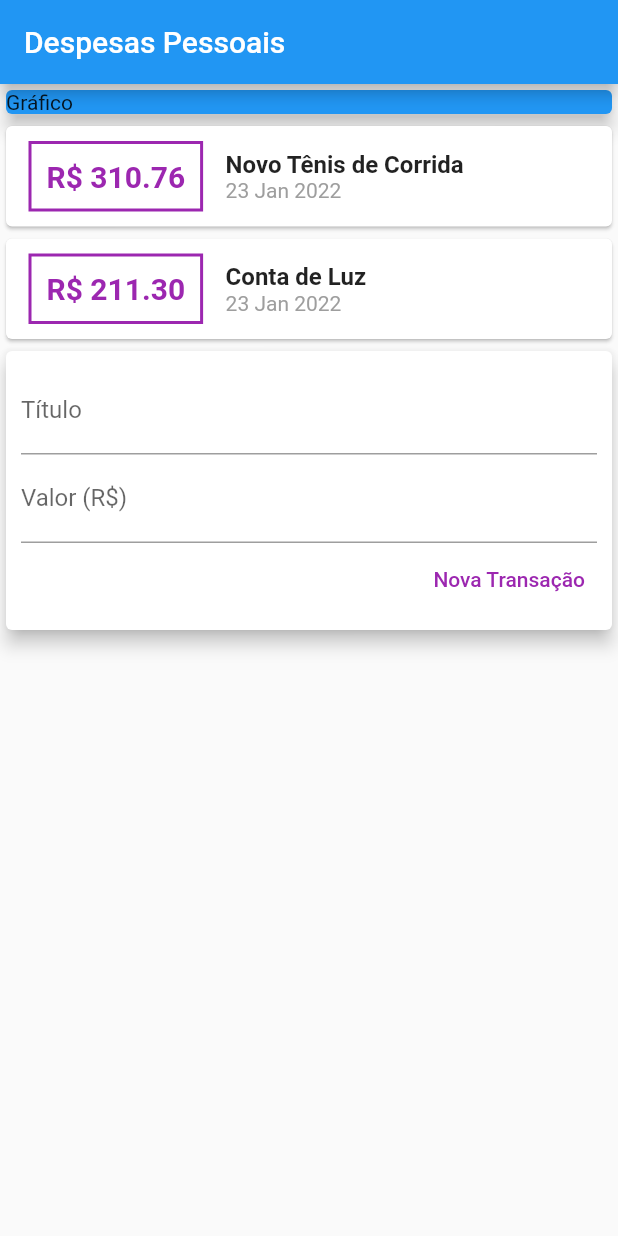
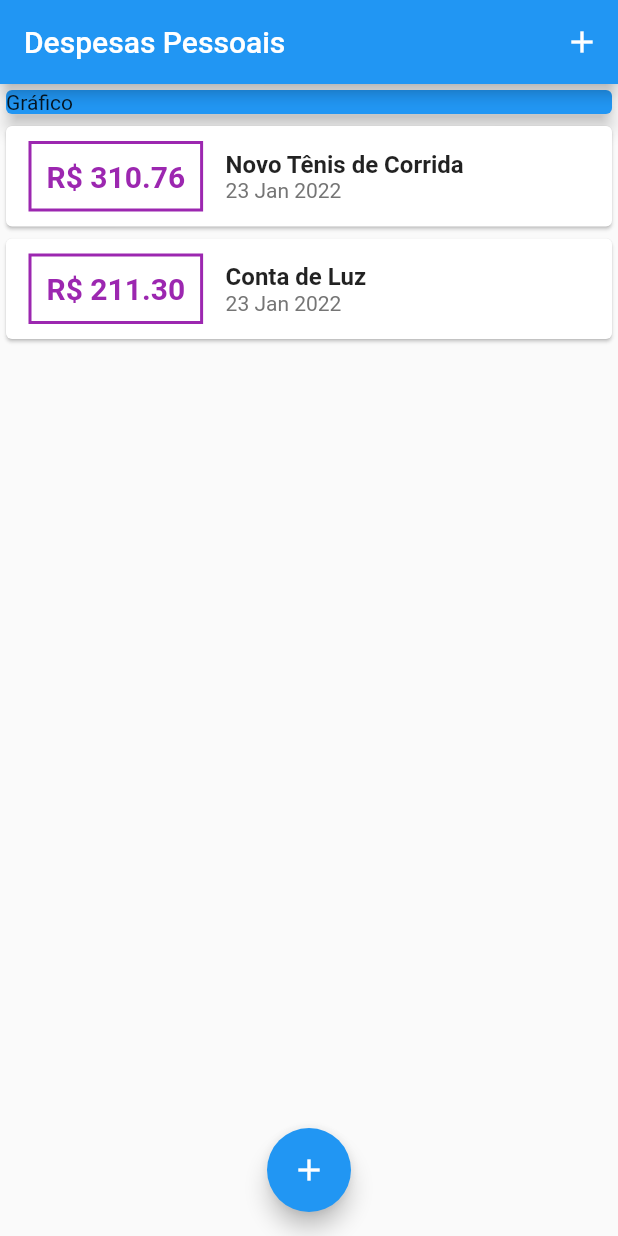
Before and after one commit to Gustavo653/Flutter, a Flutter app: the screen it shows after launch, on a phone screen of 412 x 824 dp. Run offline on Flutter 3.47's test engine with Material 2 defaults, Android fonts, the phone set to English and light mode, and no system bars.

```diff
--- a/Secao 3/expenses/lib/components/transaction_list.dart
+++ b/Secao 3/expenses/lib/components/transaction_list.dart
@@ -1,5 +1,5 @@
-import 'package:expenses/Models/transaction.dart';
 import 'package:flutter/material.dart';
+import '../models/transaction.dart';
 import 'package:intl/intl.dart';
 
 class TransactionList extends StatelessWidget {
@@ -9,11 +9,15 @@ class TransactionList extends StatelessWidget {
 
   @override
   Widget build(BuildContext context) {
-    return Column(
-      children: transactions
-          .map((e) => Card(
+    return Container(
+      height: 300,
+      child: ListView.builder(
+        itemCount: transactions.length,
+        itemBuilder: (ctx, index) {
+          final tr = transactions[index];
+          return Card(
             child: Row(
-                  children: [
+              children: <Widget>[
                 Container(
                   margin: EdgeInsets.symmetric(
                     horizontal: 15,
@@ -27,7 +31,7 @@ class TransactionList extends StatelessWidget {
                   ),
                   padding: EdgeInsets.all(10),
                   child: Text(
-                        'R\$ ' + e.value.toStringAsFixed(2),
+                    'R\$ ${tr.value.toStringAsFixed(2)}',
                     style: TextStyle(
                       fontWeight: FontWeight.bold,
                       fontSize: 20,
@@ -37,26 +41,27 @@ class TransactionList extends StatelessWidget {
                 ),
                 Column(
                   crossAxisAlignment: CrossAxisAlignment.start,
-                      children: [
+                  children: <Widget>[
                     Text(
-                          e.title,
+                      tr.title,
                       style: TextStyle(
+                        fontSize: 16,
                         fontWeight: FontWeight.bold,
-                            fontSize: 16,
                       ),
                     ),
                     Text(
-                          DateFormat('d MMM y').format(e.date),
+                      DateFormat('d MMM y').format(tr.date),
                       style: TextStyle(
-                            color: Colors.grey,
+                        color: Colors.grey[600],
                       ),
                     ),
                   ],
                 ),
               ],
             ),
-              ))
-          .toList(),
+          );
+        },
+      ),
     );
   }
 }
--- a/Secao 3/expenses/lib/components/transaction_user.dart
+++ b/Secao 3/expenses/lib/components/transaction_user.dart
@@ -1,9 +1,8 @@
 import 'dart:math';
-
-import 'package:expenses/Models/transaction.dart';
-import 'package:expenses/components/transaction_form.dart';
-import 'package:expenses/components/transaction_list.dart';
 import 'package:flutter/material.dart';
+import 'transaction_form.dart';
+import 'transaction_list.dart';
+import '../models/transaction.dart';
 
 class TransactionUser extends StatefulWidget {
   @override
@@ -13,14 +12,15 @@ class TransactionUser extends StatefulWidget {
 class _TransactionUserState extends State<TransactionUser> {
   final _transactions = [
     Transaction(
-        id: 't1',
-        title: 'Novo Tênis de Corrida',
-        value: 310.76,
-        date: DateTime.now()),
+      id: 't1',
+      title: 'Novo Tênis de Corrida',
+      value: 310.76,
+      date: DateTime.now(),
+    ),
     Transaction(
       id: 't2',
       title: 'Conta de Luz',
-      value: 211.3,
+      value: 211.30,
       date: DateTime.now(),
     ),
   ];
@@ -32,6 +32,7 @@ class _TransactionUserState extends State<TransactionUser> {
       value: value,
       date: DateTime.now(),
     );
+
     setState(() {
       _transactions.add(newTransaction);
     });
@@ -40,9 +41,9 @@ class _TransactionUserState extends State<TransactionUser> {
   @override
   Widget build(BuildContext context) {
     return Column(
-      children: [
+      children: <Widget>[
+        TransactionForm(_addTransaction),
         TransactionList(_transactions),
-        TransactionForm(_addTransaction),
       ],
     );
   }
--- a/Secao 3/expenses/lib/main.dart
+++ b/Secao 3/expenses/lib/main.dart
@@ -1,5 +1,9 @@
 import 'package:flutter/material.dart';
-import './components/transaction_user.dart';
+
+import 'dart:math';
+import './components/transaction_form.dart';
+import './components/transaction_list.dart';
+import 'models/transaction.dart';
 
 main() => runApp(ExpensesApp());
 
@@ -12,14 +16,63 @@ class ExpensesApp extends StatelessWidget {
   }
 }
 
-class MyHomePage extends StatelessWidget {
+class MyHomePage extends StatefulWidget {
+  @override
+  _MyHomePageState createState() => _MyHomePageState();
+}
+
+class _MyHomePageState extends State<MyHomePage> {
+  final _transactions = [
+    Transaction(
+      id: 't1',
+      title: 'Novo Tênis de Corrida',
+      value: 310.76,
+      date: DateTime.now(),
+    ),
+    Transaction(
+      id: 't2',
+      title: 'Conta de Luz',
+      value: 211.30,
+      date: DateTime.now(),
+    ),
+  ];
+
+  _addTransaction(String title, double value) {
+    final newTransaction = Transaction(
+      id: Random().nextDouble().toString(),
+      title: title,
+      value: value,
+      date: DateTime.now(),
+    );
+
+    setState(() {
+      _transactions.add(newTransaction);
+    });
+  }
+
+  _openTransactionFormModal(BuildContext context) {
+    showModalBottomSheet(
+      context: context,
+      builder: (_) {
+        return TransactionForm(_addTransaction);
+      },
+    );
+  }
+
   @override
   Widget build(BuildContext context) {
     return Scaffold(
       appBar: AppBar(
         title: Text('Despesas Pessoais'),
+        actions: <Widget>[
+          IconButton(
+            icon: Icon(Icons.add),
+            onPressed: () => _openTransactionFormModal(context),
           ),
-      body: Column(
+        ],
+      ),
+      body: SingleChildScrollView(
+        child: Column(
           crossAxisAlignment: CrossAxisAlignment.stretch,
           children: <Widget>[
             Container(
@@ -30,9 +83,15 @@ class MyHomePage extends StatelessWidget {
                 elevation: 5,
               ),
             ),
-          TransactionUser(),
+            TransactionList(_transactions),
           ],
         ),
+      ),
+      floatingActionButton: FloatingActionButton(
+        child: Icon(Icons.add),
+        onPressed: () => _openTransactionFormModal(context),
+      ),
+      floatingActionButtonLocation: FloatingActionButtonLocation.centerFloat,
     );
   }
 }
```
Also changed, not shown: Secao 3/expenses/lib/components/transaction_form.dart (+33 -14 lines). Lines whose indentation alone changed are shown as unchanged.
